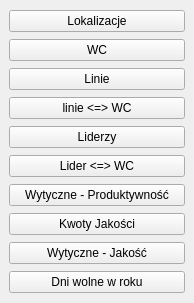
Qt form Forms/ustawieniaMenu.ui (kolomir/place_v2) before a commit.
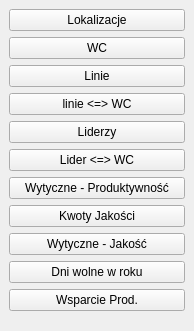
The same form after that commit.

What changed in the file:
```diff
--- a/Forms/ustawieniaMenu.ui
+++ b/Forms/ustawieniaMenu.ui
@@ -7,7 +7,7 @@
     <x>0</x>
     <y>0</y>
     <width>194</width>
-    <height>303</height>
+    <height>331</height>
    </rect>
   </property>
   <property name="windowTitle">
@@ -102,6 +102,13 @@
         </property>
        </widget>
       </item>
+      <item>
+       <widget class="QPushButton" name="btn_pomoc">
+        <property name="text">
+         <string>Wsparcie Prod.</string>
+        </property>
+       </widget>
+      </item>
      </layout>
     </widget>
    </item>
```
